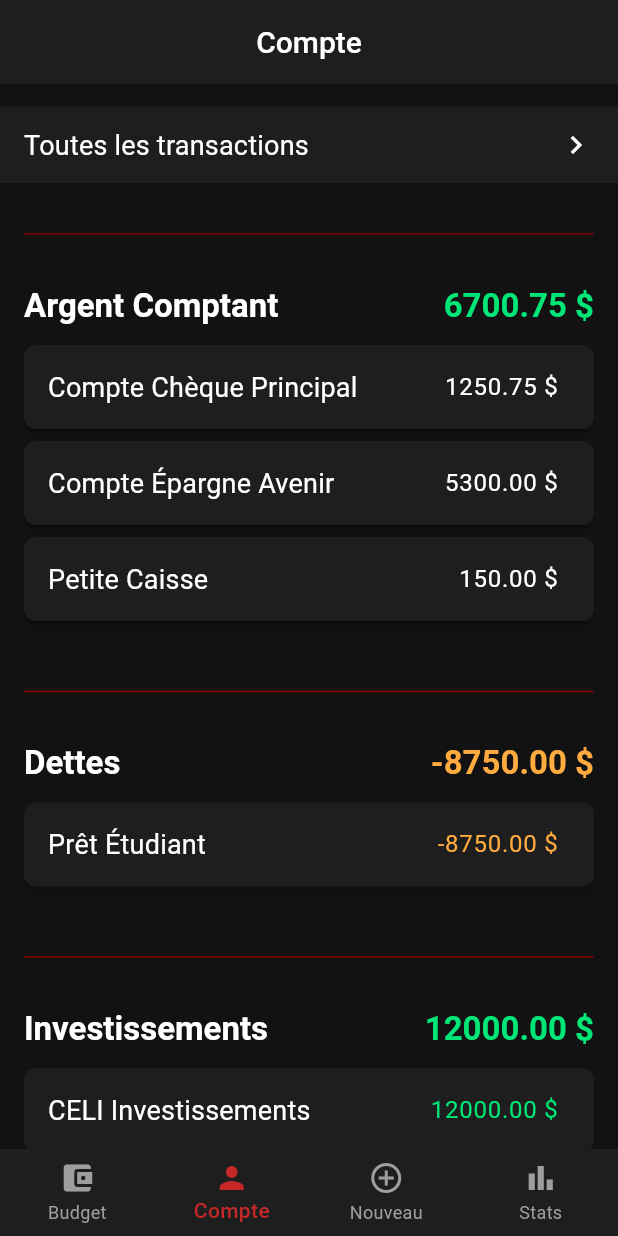
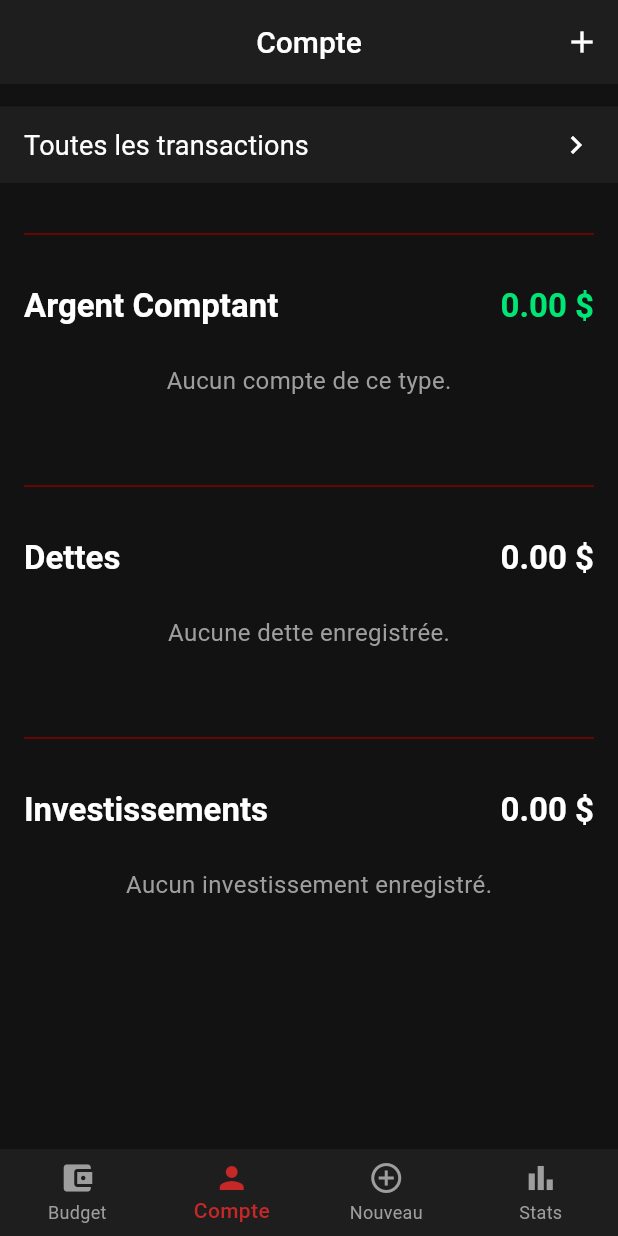
Before and after one commit to XBurnsX/ToutieBudgetFlutter, a Flutter app: the screen it shows after launch, item 2 of the bottom bar chosen, on a phone screen of 412 x 824 dp. Run offline on Flutter 3.47's test engine with Material 3 defaults, Android fonts, the phone set to English and light mode, and no system bars; our stand-ins replace firebase_core; accounts and stored records are empty.

Commit message:
Page Creation de Compte UI fini

```diff
--- /dev/null
+++ b/lib/models/compte_model.dart
@@ -0,0 +1,24 @@
+import 'package:flutter/foundation.dart'; // Pour @required si vous utilisez d'anciennes versions, ou pour d'autres annotations
+
+enum TypeDeCompte {
+  compteBancaire,
+  dette,
+  investissement,
+}
+
+class Compte {
+  String id;
+  String nom;
+  TypeDeCompte type;
+  double solde;
+
+  Compte({
+    required this.id,
+    required this.nom,
+    required this.type,
+    required this.solde,
+  });
+
+// Vous pourriez ajouter d'autres méthodes ici à l'avenir,
+// comme des méthodes toJson/fromJson pour la persistance des données.
+}
--- a/lib/pages/ecran_accueil.dart
+++ b/lib/pages/ecran_accueil.dart
@@ -1,6 +1,8 @@
 import 'package:flutter/material.dart';
 import 'ecran_ajout_transaction.dart';
+import 'ecran_creation_compte.dart.dart';
 import 'ecran_liste_comptes.dart';
+
 
 // --- Pages de contenu factices (nous les mettrons dans des fichiers séparés plus tard) ---
 class PageBudget extends StatelessWidget {
@@ -26,15 +28,11 @@ class PageActionSpeciale extends StatelessWidget {
 
   @override
   Widget build(BuildContext context) {
-    // Pour l'instant, on retourne juste un widget vide,
-    // car l'action sera gérée dans _auChangementOnglet
-    // Si vous vouliez afficher quelque chose temporairement, vous pourriez le faire ici.
     print(messageAction); // Affiche le message dans la console quand cette "page" est sélectionnée
     return const SizedBox.shrink(); // Ne prend pas de place visible
   }
 }
 // --- Fin des pages de contenu factices ---
-
 
 class EcranAccueil extends StatefulWidget {
   const EcranAccueil({super.key});
@@ -46,8 +44,6 @@ class EcranAccueil extends StatefulWidget {
 class _EcranAccueilState extends State<EcranAccueil> {
   int _indiceSelectionne = 0; // Onglet actif, commence par Budget (index 0)
 
-  // Liste des widgets (pages principales) à afficher.
-  // L'action "Nouvelle Transaction" est gérée différemment.
   static const List<Widget> _optionsDesPagesPrincipales = <Widget>[
     PageBudget(),
     const EcranListeComptes(),
@@ -60,33 +56,37 @@ class _EcranAccueilState extends State<EcranAccueil> {
     'Compte',
     'Statistiques',
   ];
-
+  void _naviguerVersCreationCompte() {
+    Navigator.push(
+      context,
+      MaterialPageRoute(builder: (context) => const EcranCreationCompte()),
+    ).then((resultat) {
+      // Optionnel : Gérer le résultat si EcranCreationCompte retourne quelque chose
+      // Par exemple, si un nouveau compte a été créé, vous pourriez vouloir
+      // forcer un rafraîchissement de EcranListeComptes.
+      // Cela dépendra de comment vous gérez l'état des comptes (plus tard).
+      if (resultat == true) { // Supposons que true signifie qu'un compte a été ajouté
+        // Pour l'instant, on ne fait rien de spécial ici, car EcranListeComptes
+        // devrait se reconstruire si ses propres données changent.
+        // Si EcranListeComptes a besoin d'être explicitement notifié,
+        // une solution de gestion d'état plus avancée serait utile.
+        print("Retour de l'écran de création de compte, un compte pourrait avoir été ajouté.");
+      }
+    });
+  }
   void _auChangementOnglet(int index) {
-    // Les index de la BottomNavigationBar seront :
-    // 0: Budget
-    // 1: Compte
-    // 2: Nouvelle Transaction (action spéciale)
-    // 3: Statistiques
-
     if (index == 2) { // Si c'est le bouton "Nouvelle Transaction"
-      // print('Action : Ouvrir l\'écran Nouvelle Transaction'); // Vous pouvez garder ce print
       Navigator.push(
         context,
-        MaterialPageRoute(builder: (context) => const EcranAjoutTransaction()), // <<< MODIFIÉ ICI
+        MaterialPageRoute(builder: (context) => const EcranAjoutTransaction()),
       ).then((_) {
-        // Optionnel: Code à exécuter après le retour de EcranAjoutTransaction
-        // Par exemple, rafraîchir la liste des transactions si une nouvelle a été ajoutée.
-        // Pour l'instant, on ne fait rien de spécial au retour.
-        // Il est important de ne pas appeler setState ici directement si cela
-        // change l'onglet actif, car l'utilisateur s'attend à revenir sur l'onglet
-        // où il était.
+        // ...
       });
-      return; // On sort pour ne pas changer l'onglet principal
+      return;
     }
 
-    // Pour les autres boutons, on ajuste l'indice pour correspondre à _optionsDesPagesPrincipales
     int nouvelIndicePrincipal = index;
-    if (index > 2) { // Si l'index est 3 (Statistiques), il correspond à l'index 2 dans _optionsDesPagesPrincipales
+    if (index > 2) {
       nouvelIndicePrincipal = index - 1;
     }
 
@@ -97,10 +97,20 @@ class _EcranAccueilState extends State<EcranAccueil> {
 
   @override
   Widget build(BuildContext context) {
+    final bool estSurOngletComptes = _indiceSelectionne == 1;
     return Scaffold(
       appBar: AppBar(
         title: Text('${_titresAppBar[_indiceSelectionne]}'),
         centerTitle: true,
+        actions: <Widget>[
+          // Afficher le bouton "+" uniquement si l'onglet "Compte" est sélectionné
+          if (estSurOngletComptes) // Condition pour afficher le bouton
+            IconButton(
+              icon: const Icon(Icons.add),
+              tooltip: 'Ajouter un compte',
+              onPressed: _naviguerVersCreationCompte,
+            ),
+        ],
       ),
       body: Center(
         child: _optionsDesPagesPrincipales.elementAt(_indiceSelectionne),
--- a/lib/pages/ecran_liste_comptes.dart
+++ b/lib/pages/ecran_liste_comptes.dart
@@ -1,25 +1,6 @@
 import 'package:flutter/material.dart';
+import 'package:toutie_budget/models/compte_model.dart';
 
-// --- MODÈLES DE DONNÉES SPÉCIFIQUES À CET ÉCRAN OU PARTAGÉS ---
-enum TypeDeCompte {
-  compteBancaire, // Sera notre "Compte Courant" / "Argent Comptant"
-  dette,
-  investissement,
-}
-
-class Compte {
-  String id;
-  String nom;
-  TypeDeCompte type;
-  double solde;
-
-  Compte({
-    required this.id,
-    required this.nom,
-    required this.type,
-    required this.solde,
-  });
-}
 
 // --- L'ÉCRAN LUI-MÊME ---
 class EcranListeComptes extends StatefulWidget {
@@ -30,13 +11,14 @@ class EcranListeComptes extends StatefulWidget {
 }
 
 class _EcranListeComptesState extends State<EcranListeComptes> {
-  final List<Compte> _tousLesComptes = [
-    Compte(id: 'c1', nom: 'Compte Chèque Principal', type: TypeDeCompte.compteBancaire, solde: 1250.75),
-    Compte(id: 'c2', nom: 'Compte Épargne Avenir', type: TypeDeCompte.compteBancaire, solde: 5300.00),
-    Compte(id: 'd1', nom: 'Prêt Étudiant', type: TypeDeCompte.dette, solde: -8750.00),
-    Compte(id: 'i1', nom: 'CELI Investissements', type: TypeDeCompte.investissement, solde: 12000.00),
-    Compte(id: 'c3', nom: 'Petite Caisse', type: TypeDeCompte.compteBancaire, solde: 150.00),
-  ];
+  final List<Compte> _tousLesComptes = [];
+    //   Compte(id: 'c1', nom: 'Compte Chèque Principal', type: TypeDeCompte.compteBancaire, solde: 1250.75),
+    //   Compte(id: 'c2', nom: 'Compte Épargne Avenir', type: TypeDeCompte.compteBancaire, solde: 5300.00),
+    //   Compte(id: 'd1', nom: 'Prêt Étudiant', type: TypeDeCompte.dette, solde: -8750.00),
+    //   Compte(id: 'i1', nom: 'CELI Investissements', type: TypeDeCompte.investissement, solde: 12000.00),
+    //   Compte(id: 'c3', nom: 'Petite Caisse', type: TypeDeCompte.compteBancaire, solde: 150.00),
+    // ];
+
 
   // Filtrer les comptes pour la section "Compte Courant"
   List<Compte> get _comptesCourants {
```
Also changed, not shown: lib/pages/ecran_creation_compte.dart.dart (added, +156 -0 lines).
